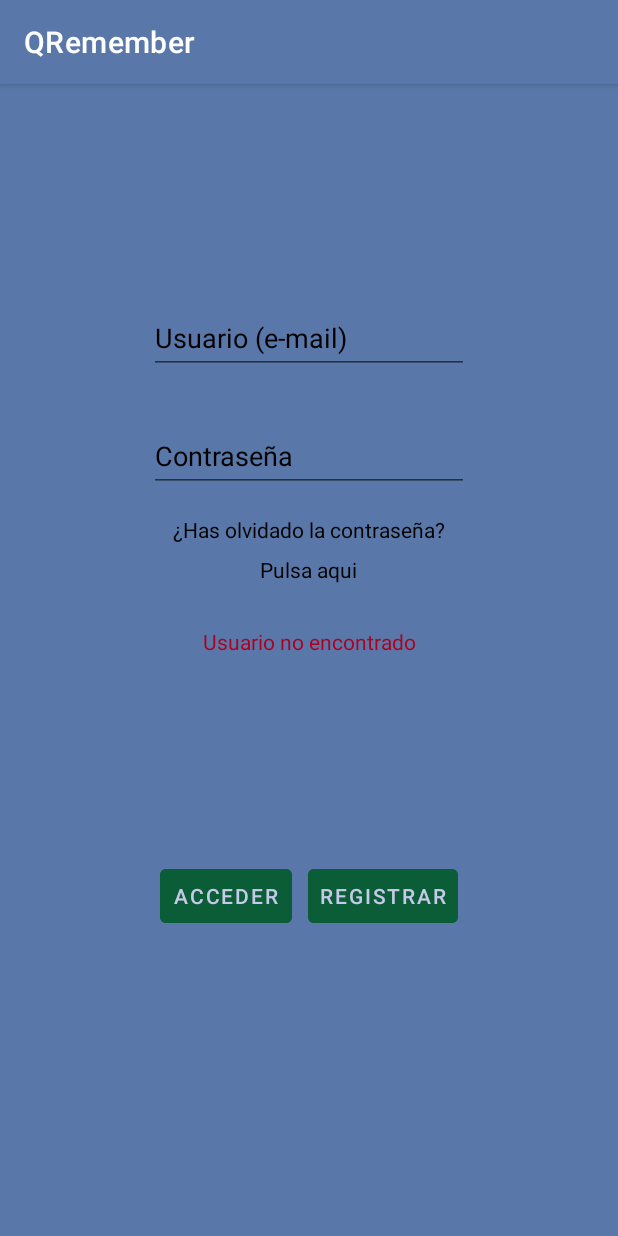
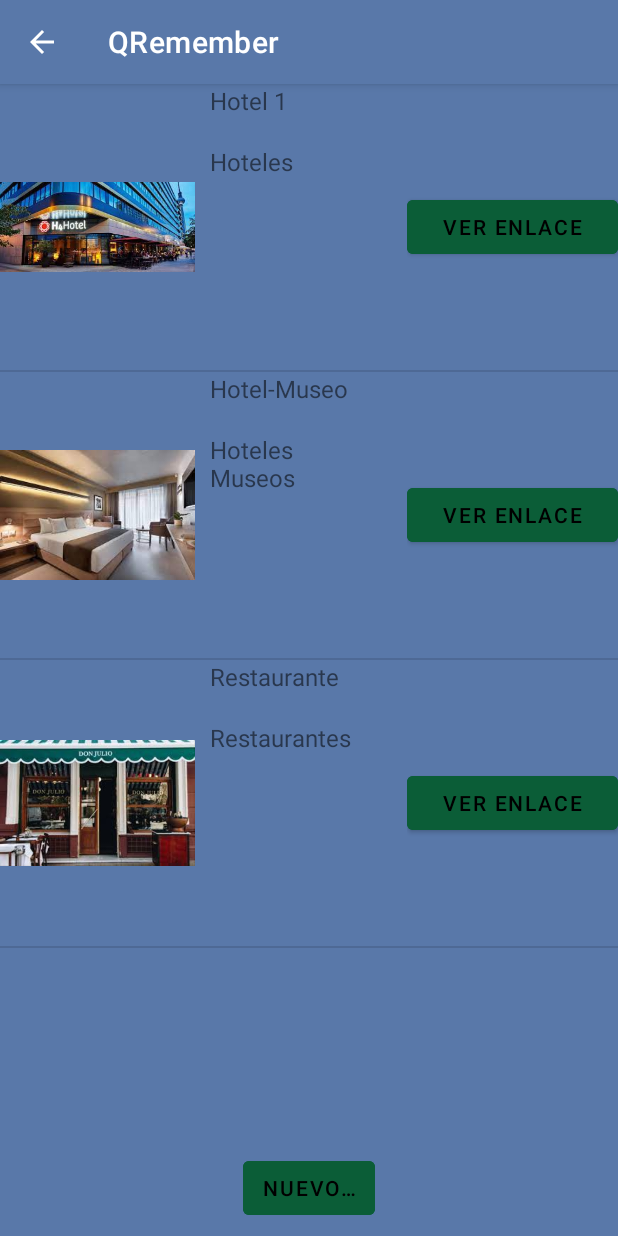
Before and after one commit to daviddoradocarvajal/QRemember, an Android app: the screen it shows after launch (StartActivity before the commit, MainActivity after it), after a tap on "ACCEDER", on a phone screen of 412 x 824 dp. Run offline under Robolectric (Android 15) with nearby library versions, the phone set to English and light mode, and no system bars; 1 other tap on this screen came first.

Commit message:
Modal imagenes

```diff
--- a/app/src/main/AndroidManifest.xml
+++ b/app/src/main/AndroidManifest.xml
@@ -24,10 +24,13 @@
 
         </activity>
         <activity android:name=".activities.RegisterActivity"
-            android:parentActivityName=".activities.MainActivity"
+            android:parentActivityName=".activities.StartActivity"
             android:exported="true">
 
         </activity>
+        <activity android:name=".activities.PopupLugarActivity"
+            android:parentActivityName=".activities.MainActivity"
+            android:exported="true"></activity>
     </application>
     <uses-permission-sdk-23 android:name="android.permission.INTERNET"
         android:maxSdkVersion= "32" />
--- a/app/src/main/java/com/iesgala/qremember/activities/StartActivity.java
+++ b/app/src/main/java/com/iesgala/qremember/activities/StartActivity.java
@@ -23,9 +23,9 @@ public class StartActivity extends AppCompatActivity {
     protected void onCreate(Bundle savedInstanceState) {
         super.onCreate(savedInstanceState);
         setContentView(R.layout.activity_start);
-        MySQLClient sql = new MySQLClient();
-        System.out.println(sql.getConn());
-        sql.selectDePrueba();
+        //MySQLClient sql = new MySQLClient();
+        //System.out.println(sql.getConn());
+        //sql.selectDePrueba();
         Intent intent = getIntent();
         if (intent != null){
             System.out.println(intent.getBooleanExtra("Resultado",false));
--- /dev/null
+++ b/app/src/main/java/com/iesgala/qremember/controllers/PopupLugarController.java
@@ -0,0 +1,4 @@
+package com.iesgala.qremember.controllers;
+
+public class PopupLugarController {
+}
--- a/app/src/main/java/com/iesgala/qremember/controllers/StartActivityController.java
+++ b/app/src/main/java/com/iesgala/qremember/controllers/StartActivityController.java
@@ -24,7 +24,7 @@ public class StartActivityController {
         TextView tvIncorrecto = activity.findViewById(R.id.tvIncorrectoStart);
         tvIncorrecto.setText("");
         tvIncorrecto.setVisibility(View.GONE);
-        if (usuario.equals(usr.getEmail())){
+       /* if (usuario.equals(usr.getEmail())){
             if (pass.equals(usr.getContrasenia())) {
                 Intent intent = new Intent(activity.getBaseContext(), MainActivity.class);
                 intent.putExtra("Nombre", usuario);
@@ -36,7 +36,10 @@ public class StartActivityController {
         }else{
             tvIncorrecto.setVisibility(View.VISIBLE);
             tvIncorrecto.setText(R.string.err_usuario);
-        }
+        }*/
+        Intent intent = new Intent(activity.getBaseContext(), MainActivity.class);
+        intent.putExtra("Nombre", usuario);
+        activity.startActivity(intent);
     }
     public static void registrarButton (@NonNull Activity activity) {
         Intent intent = new Intent(activity.getBaseContext(), RegisterActivity.class);
--- a/app/src/main/java/com/iesgala/qremember/model/Categoria.java
+++ b/app/src/main/java/com/iesgala/qremember/model/Categoria.java
@@ -1,10 +1,13 @@
 package com.iesgala.qremember.model;
+
+import java.io.Serializable;
+
 /**
  *
  * @author David Dorado Carvajal
  * @version 1.0
  */
-public class Categoria {
+public class Categoria implements Serializable {
     private String nombre;
     private String descripcion;
 
--- a/app/src/main/java/com/iesgala/qremember/model/Imagen.java
+++ b/app/src/main/java/com/iesgala/qremember/model/Imagen.java
@@ -1,13 +1,15 @@
 package com.iesgala.qremember.model;
 
 import android.graphics.drawable.Drawable;
+
+import java.io.Serializable;
 
 /**
  *
  * @author David Dorado Carvajal
  * @version 1.0
  */
-public class Imagen {
+public class Imagen implements Serializable {
     private int id;
     private Drawable imagen;
 
--- a/app/src/main/java/com/iesgala/qremember/model/Lugar.java
+++ b/app/src/main/java/com/iesgala/qremember/model/Lugar.java
@@ -2,6 +2,7 @@ package com.iesgala.qremember.model;
 
 import androidx.annotation.Nullable;
 
+import java.io.Serializable;
 import java.sql.Date;
 
 
@@ -10,7 +11,7 @@ import java.sql.Date;
  * @author David Dorado Carvajal
  * @version 1.0
  */
-public class Lugar {
+public class Lugar implements Serializable {
     private float longitud;
     private float latitud;
     private float altitud;
--- a/app/src/main/java/com/iesgala/qremember/model/Ruta.java
+++ b/app/src/main/java/com/iesgala/qremember/model/Ruta.java
@@ -1,10 +1,13 @@
 package com.iesgala.qremember.model;
+
+import java.io.Serializable;
+
 /**
  *
  * @author David Dorado Carvajal
  * @version 1.0
  */
-public class Ruta {
+public class Ruta implements Serializable {
     private String nombre;
     private Usuario usuario;
     private Lugar[] lugares;
--- a/app/src/main/java/com/iesgala/qremember/model/Usuario.java
+++ b/app/src/main/java/com/iesgala/qremember/model/Usuario.java
@@ -1,10 +1,13 @@
 package com.iesgala.qremember.model;
+
+import java.io.Serializable;
+
 /**
  *
  * @author David Dorado Carvajal
  * @version 1.0
  */
-public class Usuario {
+public class Usuario implements Serializable {
     private String nombre;
     private String email;
     private String contrasenia;
--- a/app/src/main/java/com/iesgala/qremember/utils/FakeDb.java
+++ b/app/src/main/java/com/iesgala/qremember/utils/FakeDb.java
@@ -52,7 +52,7 @@ public class FakeDb {
         // Lugares
         java.util.Date now = new java.util.Date();
         lugares.add(new Lugar(77,15,4,"http://localhost:8081",
-                "Hotel 1",new Date(now.getTime()),imagenes.get(0),new Imagen[]{imagenes.get(1)},new Categoria[]{categorias.get(1)}));
+                "Hotel 1",new Date(now.getTime()),imagenes.get(0),new Imagen[]{imagenes.get(1), imagenes.get(0)},new Categoria[]{categorias.get(1)}));
         lugares.add(new Lugar(78,28,2,"http://localhost:8081","Hotel-Museo",new Date(now.getTime()),
                 imagenes.get(1),new Imagen[]{imagenes.get(0), imagenes.get(2)},new Categoria[]{categorias.get(1), categorias.get(2)} ));
         lugares.add(new Lugar(77,20,2,"http://localhost:8081","Restaurante",new Date(now.getTime()),
--- a/app/src/main/res/layout/activity_main.xml
+++ b/app/src/main/res/layout/activity_main.xml
@@ -3,6 +3,7 @@
     xmlns:tools="http://schemas.android.com/tools"
     android:layout_width="match_parent"
     android:layout_height="match_parent"
+    android:background="@color/azul"
     android:orientation="vertical">
 
     <ListView
@@ -17,16 +18,19 @@
         android:layout_width="match_parent"
         android:layout_height="match_parent"
         android:layout_weight="11"
+        android:background="@color/azul"
         android:gravity="center"
         android:orientation="horizontal">
 
         <Button
             android:id="@+id/btnNuevoLugar"
+            style="?android:attr/buttonBarButtonStyle"
             android:layout_width="wrap_content"
             android:layout_height="wrap_content"
             android:layout_margin="5dp"
             android:text="@string/nuevo"
             android:textColor="#000000"
+            android:theme="@style/ButtonStyle"
             tools:ignore="TextContrastCheck" />
 
     </LinearLayout>
--- a/app/src/main/res/layout/layout_lugares.xml
+++ b/app/src/main/res/layout/layout_lugares.xml
@@ -2,17 +2,14 @@
 <LinearLayout xmlns:android="http://schemas.android.com/apk/res/android"
     xmlns:app="http://schemas.android.com/apk/res-auto"
     xmlns:tools="http://schemas.android.com/tools"
+    android:id="@+id/lyLugar"
     android:layout_width="match_parent"
     android:layout_height="wrap_content"
-    android:orientation="vertical">
-
-    <LinearLayout
-        android:id="@+id/lyLugar"
-        android:layout_width="match_parent"
-        android:layout_height="wrap_content"
-        android:layout_gravity="center_vertical"
-        android:orientation="horizontal"
-        tools:ignore="UselessParent">
+    android:baselineAligned="false"
+    android:descendantFocusability="blocksDescendants"
+    android:layout_gravity="center_vertical"
+    android:background="@color/azul"
+    android:orientation="horizontal">
 
         <ImageView
             android:id="@+id/ivFoto"
@@ -46,7 +43,7 @@
                 android:hint="@string/nombre"
                 android:minWidth="200dp"
                 android:minHeight="30dp"
-                android:textColorHint="#00838F"
+                android:textColorHint="#000000"
                 android:textSize="16sp" />
 
             <TextView
@@ -56,7 +53,7 @@
                 android:layout_marginTop="5dp"
                 android:hint="@string/categorias"
                 android:minHeight="150dp"
-                android:textColorHint="#00838F"
+                android:textColorHint="#000000"
                 android:textSize="16sp" />
 
         </LinearLayout>
@@ -72,9 +69,10 @@
                 android:id="@+id/btnVer"
                 android:layout_width="match_parent"
                 android:layout_height="wrap_content"
-                android:text="@string/ver" />
+                android:text="@string/ver"
+                android:textColor="#000000"
+                android:theme="@style/ButtonStyle"
+                tools:ignore="TextContrastCheck" />
 
         </LinearLayout>
-    </LinearLayout>
-
 </LinearLayout>
```
Also changed, not shown: app/src/main/java/com/iesgala/qremember/activities/MainActivity.java (+5 -3 lines), app/src/main/java/com/iesgala/qremember/activities/PopupLugarActivity.java (added, +23 -0 lines), app/src/main/java/com/iesgala/qremember/controllers/MainActivityController.java (+27 -1 lines), app/src/main/res/layout/activity_popup_lugar.xml (renamed from app/src/main/res/layout/popup_lugar.xml, +6 -6 lines).
